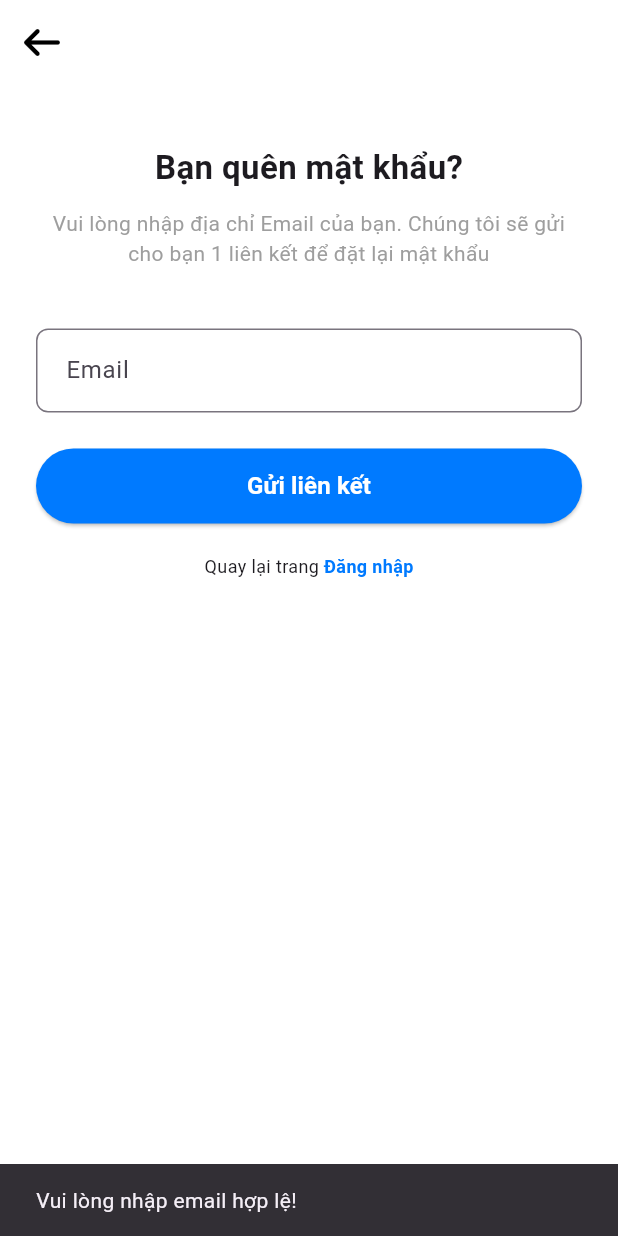
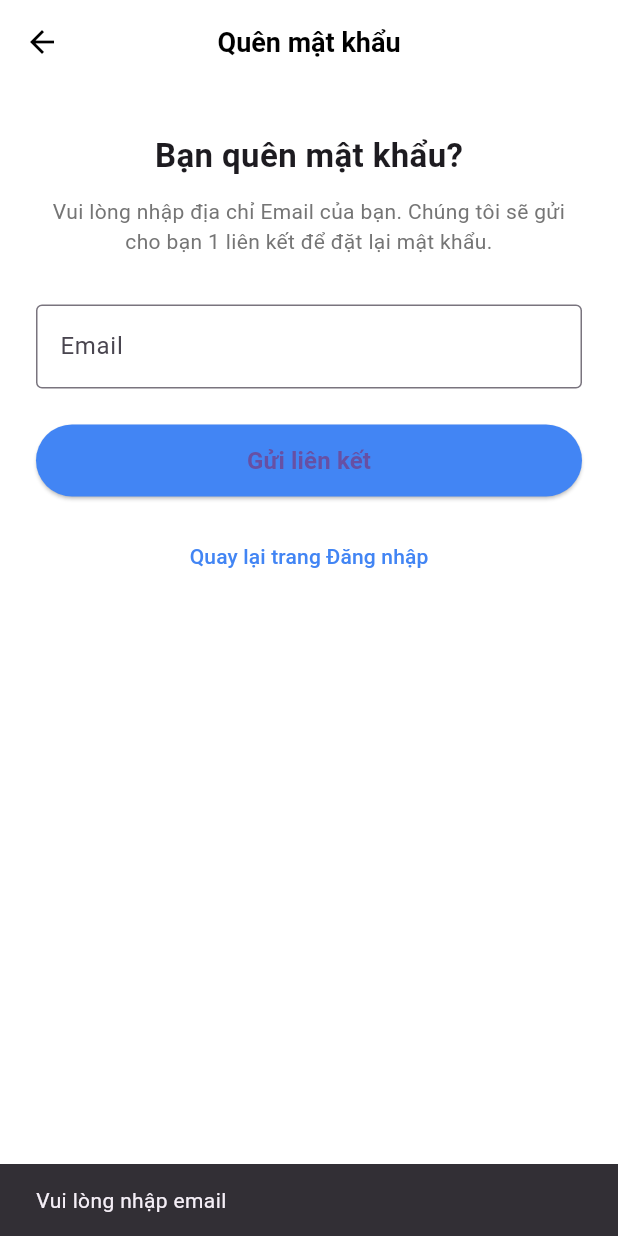
Before and after one commit to VuTruongAn64ktpm1/Mobile, a Flutter app: the ForgotPasswordScreen screen opened by its route, after a tap on "Gửi liên kết", on a phone screen of 412 x 824 dp. Run offline on Flutter 3.47's test engine with Material 3 defaults, Android fonts, the phone set to English and light mode, and no system bars; our stand-ins replace cloud_firestore, firebase_auth, firebase_core, flutter_contacts, font_awesome_flutter, permission_handler and 1 more; accounts and stored records are empty; network calls fail.

Commit message:
Cap nhat code moi tu nhanh cua Trinh

```diff
--- a/lib/presentation/screens/auth/forgot_password_screen.dart
+++ b/lib/presentation/screens/auth/forgot_password_screen.dart
@@ -1,7 +1,6 @@
 import 'package:flutter/material.dart';
-import 'package:font_awesome_flutter/font_awesome_flutter.dart';
-import 'package:firebase_auth/firebase_auth.dart';
-
+import '../../../core/app_colors.dart';
+import '../../../services/auth_service.dart';
 
 class ForgotPasswordScreen extends StatefulWidget {
   const ForgotPasswordScreen({super.key});
@@ -11,101 +10,145 @@ class ForgotPasswordScreen extends StatefulWidget {
 }
 
 class _ForgotPasswordScreenState extends State<ForgotPasswordScreen> {
-  final TextEditingController _emailController = TextEditingController();
-  bool _isLoading = false;
+  final _emailController = TextEditingController();
+  bool _loading = false;
+
+  Future<void> _sendResetLink() async {
+    FocusManager.instance.primaryFocus?.unfocus();
+
+    if (_emailController.text.trim().isEmpty) {
+      ScaffoldMessenger.of(context).showSnackBar(
+        const SnackBar(content: Text('Vui lòng nhập email')),
+      );
+      return;
+    }
+
+    setState(() => _loading = true);
+
+    final error =
+        await AuthService.resetPassword(_emailController.text.trim());
+
+    setState(() => _loading = false);
+
+    if (error != null) {
+      ScaffoldMessenger.of(context).showSnackBar(
+        SnackBar(content: Text(error)),
+      );
+      return;
+    }
+
+    if (!mounted) return;
+    ScaffoldMessenger.of(context).showSnackBar(
+      const SnackBar(
+        content: Text('📩 Đã gửi liên kết đặt lại mật khẩu'),
+      ),
+    );
+  }
 
   @override
   Widget build(BuildContext context) {
-    return Scaffold(
+    return GestureDetector(
+      onTap: () => FocusManager.instance.primaryFocus?.unfocus(),
+      child: Scaffold(
         appBar: AppBar(
-        backgroundColor: Colors.transparent,
-        elevation: 0,
-        leading: IconButton(
-          icon: const FaIcon(FontAwesomeIcons.arrowLeft, color: Colors.black),
-          tooltip: 'Quay lại',
-          onPressed: () => Navigator.maybePop(context),
+          leading: const BackButton(),
+          title: const Text('Quên mật khẩu'),
+          centerTitle: true,
+        ),
+        body: SafeArea(
+          child: Padding(
+            padding: const EdgeInsets.symmetric(horizontal: 24),
+            child: Column(
+              crossAxisAlignment: CrossAxisAlignment.start,
+              children: [
+                const SizedBox(height: 32),
+
+                /// TIÊU ĐỀ
+                const Center(
+                  child: Text(
+                    'Bạn quên mật khẩu?',
+                    style: TextStyle(
+                      fontSize: 22,
+                      fontWeight: FontWeight.bold,
                     ),
                   ),
-      body: Padding(
-        padding: const EdgeInsets.symmetric(horizontal: 24),
-        child: Column(
-          crossAxisAlignment: CrossAxisAlignment.center,
-          children: [
-            const SizedBox(height: 40),
-            const Text("Bạn quên mật khẩu?", style: TextStyle(fontSize: 22, fontWeight: FontWeight.bold)),
+                ),
+
                 const SizedBox(height: 12),
-            const Text(
-              "Vui lòng nhập địa chỉ Email của bạn. Chúng tôi sẽ gửi cho bạn 1 liên kết để đặt lại mật khẩu",
+
+                /// MÔ TẢ
+                const Center(
+                  child: Text(
+                    'Vui lòng nhập địa chỉ Email của bạn. '
+                    'Chúng tôi sẽ gửi cho bạn 1 liên kết để đặt lại mật khẩu.',
                     textAlign: TextAlign.center,
-              style: TextStyle(color: Colors.grey),
+                    style: TextStyle(
+                      color: AppColors.textGrey,
+                      height: 1.4,
                     ),
-            const SizedBox(height: 40),
+                  ),
+                ),
 
+                const SizedBox(height: 32),
+
+                /// EMAIL
                 TextField(
                   controller: _emailController,
                   keyboardType: TextInputType.emailAddress,
-              decoration: InputDecoration(
-                hintText: "Email",
-                border: OutlineInputBorder(borderRadius: BorderRadius.circular(8)),
-                contentPadding: const EdgeInsets.symmetric(horizontal: 16, vertical: 16),
-              ),
-            ),
-            const SizedBox(height: 24),
-
-            SizedBox(
-              width: double.infinity,
-              height: 50,
-              child: ElevatedButton(
-                style: ElevatedButton.styleFrom(
-                  backgroundColor: const Color(0xFF007AFF),
-                  shape: RoundedRectangleBorder(borderRadius: BorderRadius.circular(25)),
-                ),
-                onPressed: _isLoading ? null : _handleSendLink,
-                child: _isLoading
-                    ? const CircularProgressIndicator(color: Colors.white)
-                    : const Text("Gửi liên kết", style: TextStyle(color: Colors.white, fontSize: 16, fontWeight: FontWeight.bold)),
+                  decoration: const InputDecoration(
+                    hintText: 'Email',
+                    border: OutlineInputBorder(),
                   ),
                 ),
 
-            const SizedBox(height: 20),
-            Row(
-              mainAxisAlignment: MainAxisAlignment.center,
-              children: [
-                const Text("Quay lại trang ", style: TextStyle(fontSize: 12)),
-                GestureDetector(
-                  onTap: () => Navigator.pop(context),
-                  child: const Text("Đăng nhập", style: TextStyle(color: Color(0xFF007AFF), fontWeight: FontWeight.bold, fontSize: 12)),
+                const SizedBox(height: 24),
+
+                /// NÚT GỬI
+                SizedBox(
+                  width: double.infinity,
+                  height: 48,
+                  child: ElevatedButton(
+                    style: ElevatedButton.styleFrom(
+                      backgroundColor: AppColors.primaryBlue,
+                      shape: RoundedRectangleBorder(
+                        borderRadius: BorderRadius.circular(24),
+                      ),
+                    ),
+                    onPressed: _loading ? null : _sendResetLink,
+                    child: _loading
+                        ? const CircularProgressIndicator(
+                            color: Colors.white,
+                          )
+                        : const Text(
+                            'Gửi liên kết',
+                            style: TextStyle(
+                              fontSize: 16,
+                              fontWeight: FontWeight.bold,
+                            ),
+                          ),
+                  ),
+                ),
+
+                const SizedBox(height: 16),
+
+                /// QUAY LẠI ĐĂNG NHẬP
+                Center(
+                  child: TextButton(
+                    onPressed: () => Navigator.pop(context),
+                    child: const Text(
+                      'Quay lại trang Đăng nhập',
+                      style: TextStyle(
+                        color: AppColors.primaryBlue,
+                        fontWeight: FontWeight.w500,
+                      ),
+                    ),
+                  ),
                 ),
               ],
-            )
-          ],
+            ),
+          ),
         ),
       ),
     );
   }
-
-  Future<void> _handleSendLink() async {
-    final email = _emailController.text.trim();
-    if (email.isEmpty || !email.contains('@')) {
-      ScaffoldMessenger.of(context).showSnackBar(
-        const SnackBar(content: Text('Vui lòng nhập email hợp lệ!')),
-      );
-      return;
 }
-    setState(() => _isLoading = true);
-    try {
-      await FirebaseAuth.instance.sendPasswordResetEmail(email: email);
-      if (mounted) {
-        ScaffoldMessenger.of(context).showSnackBar(
-          const SnackBar(content: Text('Đã gửi liên kết đặt lại mật khẩu!')),
-        );
-      }
-    } on FirebaseAuthException catch (e) {
-      ScaffoldMessenger.of(context).showSnackBar(
-        SnackBar(content: Text(e.message ?? 'Có lỗi xảy ra!')),
-      );
-    } finally {
-      if (mounted) setState(() => _isLoading = false);
-    }
-  }
-}
```
Also changed, not shown: lib/presentation/main_screen.dart (+16 -8 lines), lib/presentation/widgets/call_safety_popup.dart (added, +125 -0 lines), lib/services/contacts_permission_service.dart (+15 -3 lines), lib/services/focus_mode_service.dart (+33 -27 lines), 2 other files. Lines whose indentation alone changed are shown as unchanged.
